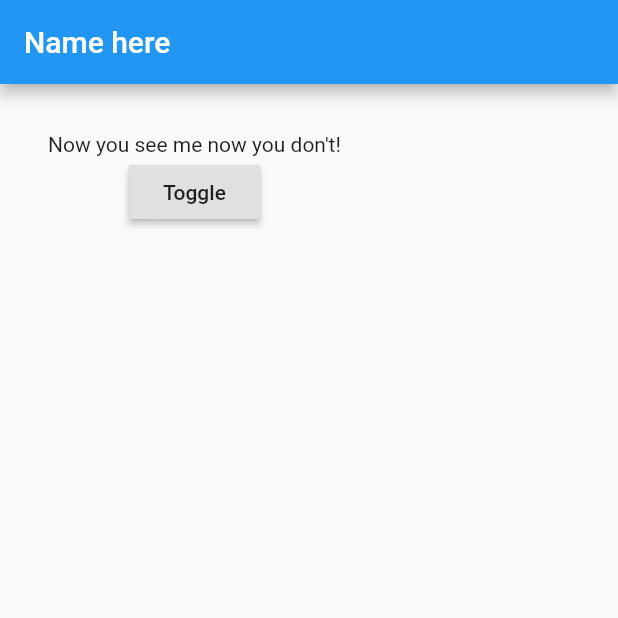
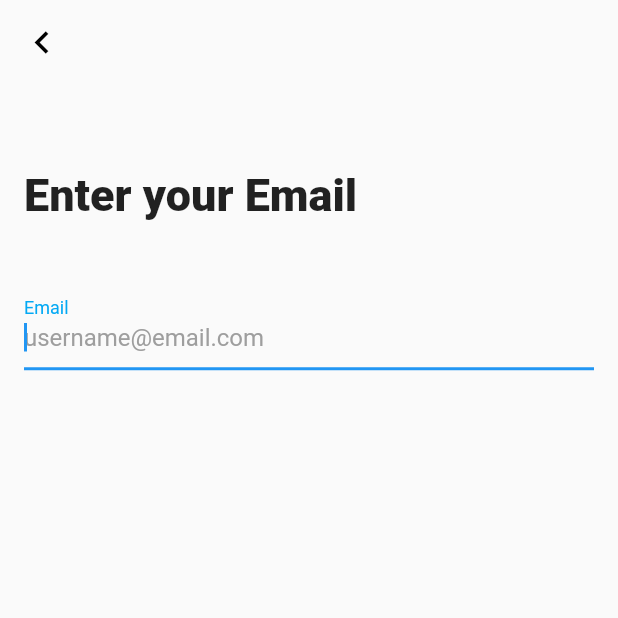
Before and after one commit to ogomegbunam/map, a Flutter app: the screen it shows after launch, on a phone screen of 412 x 824 dp, the top half of it. Run offline on Flutter 3.47's test engine with Material 2 defaults, Android fonts, the phone set to English and light mode, and no system bars; our stand-ins replace flutter_spinkit, loader_overlay, page_transition.

```diff
--- /dev/null
+++ b/lib/Sing_in/email.dart
@@ -0,0 +1,178 @@
+import 'package:flutter/foundation.dart';
+import 'package:flutter/material.dart';
+import 'package:map/Sing_in/password.dart';
+import 'package:page_transition/page_transition.dart';
+
+import '../widgets/on-board_button.dart';
+
+class SignIn extends StatefulWidget {
+  const SignIn({Key? key}) : super(key: key);
+
+  @override
+  State<SignIn> createState() => _SignInState();
+}
+
+class _SignInState extends State<SignIn> {
+  bool validated = true;
+
+  final GlobalKey<FormState> _formKey = GlobalKey<FormState>();
+  late String nun;
+
+  TextEditingController emailController = TextEditingController();
+  bool isPassValidated = true;
+
+  validateInput() {
+    if (_formKey.currentState?.validate() ?? false) {
+      setState(() {
+        validated = true;
+      });
+    } else {
+      setState(() {
+        validated = false;
+      });
+    }
+  }
+
+  @override
+  Widget build(BuildContext context) {
+    final screenSize = MediaQuery.of(context).size;
+    return Scaffold(
+      appBar: AppBar(
+        leading: GestureDetector(
+          onTap: () {
+            Navigator.pop(context);
+          },
+          child: const Icon(
+            Icons.keyboard_arrow_left,
+            size: 30,
+            color: Colors.black,
+          ),
+        ),
+        elevation: 0,
+        backgroundColor: Colors.transparent,
+      ),
+      body: SingleChildScrollView(
+        child: SafeArea(
+          child: Padding(
+            padding: const EdgeInsets.all(16.0),
+            child: Form(
+              key: _formKey,
+              child: Column(
+                crossAxisAlignment: CrossAxisAlignment.start,
+                children: [
+                  SizedBox(height: screenSize.height * 0.049),
+                  const Text(
+                    'Enter your Email',
+                    style: TextStyle(
+                      fontSize: 30,
+                      fontWeight: FontWeight.w800,
+                    ),
+                  ),
+                  SizedBox(height: screenSize.height * 0.049),
+                  Container(
+                    decoration: BoxDecoration(),
+                    //   child: InternationalPhoneNumberInput(
+                    //     countries: ['NG'],
+                    //     spaceBetweenSelectorAndTextField: 0,
+                    //
+                    //     onInputChanged: (PhoneNumber number) {
+                    //       nun =  number.phoneNumber;
+                    //     },
+                    //     onInputValidated: (bool value) {
+                    //       print(value);
+                    //       setState(() {
+                    //         isPassValidated = value;
+                    //       });
+                    //     },
+                    //     validator: (value) {
+                    //       if (value.isEmpty) {
+                    //         return 'please enter your phone number';
+                    //       } else if (value.length < 9) {
+                    //         return 'phone number should be more than 11 characters';
+                    //       }
+                    //       return null;
+                    //     },
+                    //     countrySelectorScrollControlled: true,
+                    //     selectorConfig: SelectorConfig(
+                    //       leadingPadding: 00,
+                    //       trailingSpace: true,
+                    //       selectorType: PhoneInputSelectorType.DROPDOWN,
+                    //       showFlags: true,
+                    //     ),
+                    //     ignoreBlank: false,
+                    //     autoValidateMode: AutovalidateMode.onUserInteraction,
+                    //     selectorTextStyle: TextStyle(color: Colors.black,fontSize: 18,fontWeight: FontWeight.w500),
+                    //
+                    //     textStyle: TextStyle(fontSize: 18,fontWeight: FontWeight.w500),
+                    //     initialValue: number,
+                    //     textFieldController: phoneController,
+                    //     formatInput: true,
+                    //
+                    //     textAlign:TextAlign.start ,
+                    //     inputBorder: UnderlineInputBorder(
+                    //         borderSide: BorderSide(
+                    //           color: AppColors.blue,
+                    //         )),
+                    //     onSaved: (PhoneNumber number) {
+                    //       print('On Saved: $number');
+                    //     },
+                    //   ),
+                    // ),
+                    child: TextFormField(
+                      textInputAction: TextInputAction.done,
+                      autofocus: true,
+                      onChanged: (val) {
+                        setState(() {});
+                      },
+                      decoration: const InputDecoration(
+                        labelText: 'Email',
+                        labelStyle: TextStyle(color: Colors.lightBlue),
+                        hintText: 'username@email.com',
+                        hintStyle: TextStyle(color: Colors.grey),
+                      ),
+                      keyboardType: TextInputType.number,
+                      autovalidateMode: AutovalidateMode.onUserInteraction,
+                      controller: emailController,
+                      validator: (value) {
+                        Pattern pattern =
+                            r'^(([^<>()[\]\\.,;:\s@\"]+(\.[^<>()[\]\\.,;:\s@\"]+)*)|(\".+\"))@((\[[0-9]{1,3}\.[0-9]{1,3}\.[0-9]{1,3}\.[0-9]{1,3}\])|(([a-zA-Z\-0-9]+\.)+[a-zA-Z]{2,}))$';
+                        RegExp regex = RegExp(pattern.toString());
+
+                        if (value!.isNotEmpty) {
+                          return 'please enter your email';
+                        } else if (value.length < 14) {
+                          return 'phone number should be more than 14 characters';
+                        }
+                        return null;
+                      },
+                    ),
+                    // SizedBox(height: screenSize.height * 0.049),
+                  ),
+                  Visibility(
+                    visible: (_formKey.currentState?.validate() ?? false),
+                    child: OnBoardButton(
+                        color: Colors.lightBlue,
+                        label: 'Next',
+                        onpressedfunction: () {
+                          if (kDebugMode) {
+                            print(nun);
+                          }
+                          if (_formKey.currentState!.validate()) return;
+                          Navigator.push(
+                              context,
+                              PageTransition(
+                                  child: PasswordScreen(
+                                    phoneno: nun,
+                                  ),
+                                  type: PageTransitionType.rightToLeft));
+                        }),
+                  )
+                ],
+              ),
+            ),
+          ),
+        ),
+      ),
+    );
+  }
+}
--- a/lib/main.dart
+++ b/lib/main.dart
@@ -1,48 +1,31 @@
 import 'package:flutter/material.dart';
+import 'package:map/Sing_in/email.dart';
 
 void main() {
-  runApp(new MaterialApp(
-    home: new MyApp(),
-  ));
+  runApp(const MyApp());
 }
 
-class MyApp extends StatefulWidget {
-  @override
-  _State createState() => new _State();
-}
+class MyApp extends StatelessWidget {
+  const MyApp({Key? key}) : super(key: key);
 
-class _State extends State<MyApp> {
-
-  late bool _visible;
-
-
-  @override
-  void initState() {
-    _visible = true;
-  }
-
-  void _toggleVisible() {
-    setState(() {
-      _visible = !_visible;
-    });
-  }
-
+  // This widget is the root of your application.
   @override
   Widget build(BuildContext context) {
-    return new Scaffold(
-      appBar: new AppBar(
-        title: new Text('Name here'),
+    return MaterialApp(
+      title: 'Flutter Demo',
+      theme: ThemeData(
+        // This is the theme of your application.
+        //
+        // Try running your application with "flutter run". You'll see the
+        // application has a blue toolbar. Then, without quitting the app, try
+        // changing the primarySwatch below to Colors.green and then invoke
+        // "hot reload" (press "r" in the console where you ran "flutter run",
+        // or simply save your changes to "hot reload" in a Flutter IDE).
+        // Notice that the counter didn't reset back to zero; the application
+        // is not restarted.
+        primarySwatch: Colors.blue,
       ),
-      body: new Container(
-        padding: new EdgeInsets.all(32.0),
-        child: new Column(
-          children: <Widget>[
-            new Opacity(opacity: _visible ? 1.0 : 0.2,
-                child: new Text('Now you see me now you don\'t!')),
-            new RaisedButton(onPressed: _toggleVisible, child: new Text('Toggle'),)
-          ],
-        ),
-      ),
+      home: const SignIn(),
     );
   }
 }
--- a/pubspec.yaml
+++ b/pubspec.yaml
@@ -34,6 +34,9 @@ dependencies:
   # The following adds the Cupertino Icons font to your application.
   # Use with the CupertinoIcons class for iOS style icons.
   cupertino_icons: ^1.0.2
+  page_transition: ^2.0.9
+  loader_overlay: ^2.0.10
+  flutter_spinkit: ^5.1.0
 
 dev_dependencies:
   flutter_test:
```
Also changed, not shown: lib/Sing_in/password.dart (added, +262 -0 lines), lib/widgets/on-board_button.dart (added, +32 -0 lines), lib/sign_in.dart (deleted), pubspec.lock.
